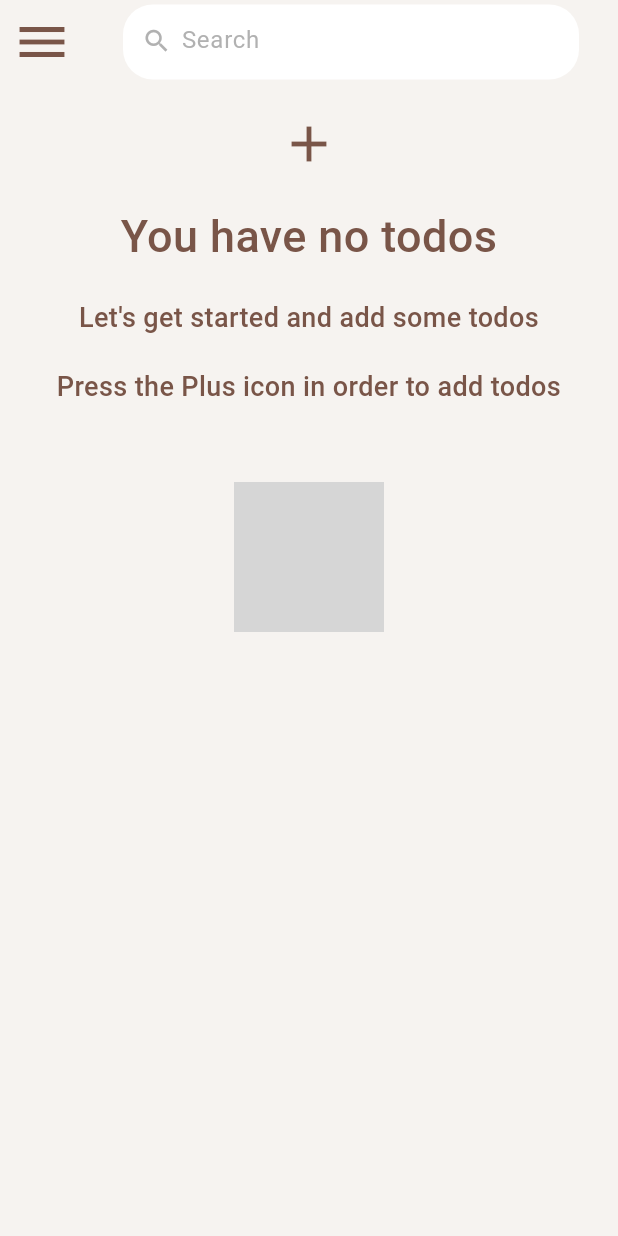
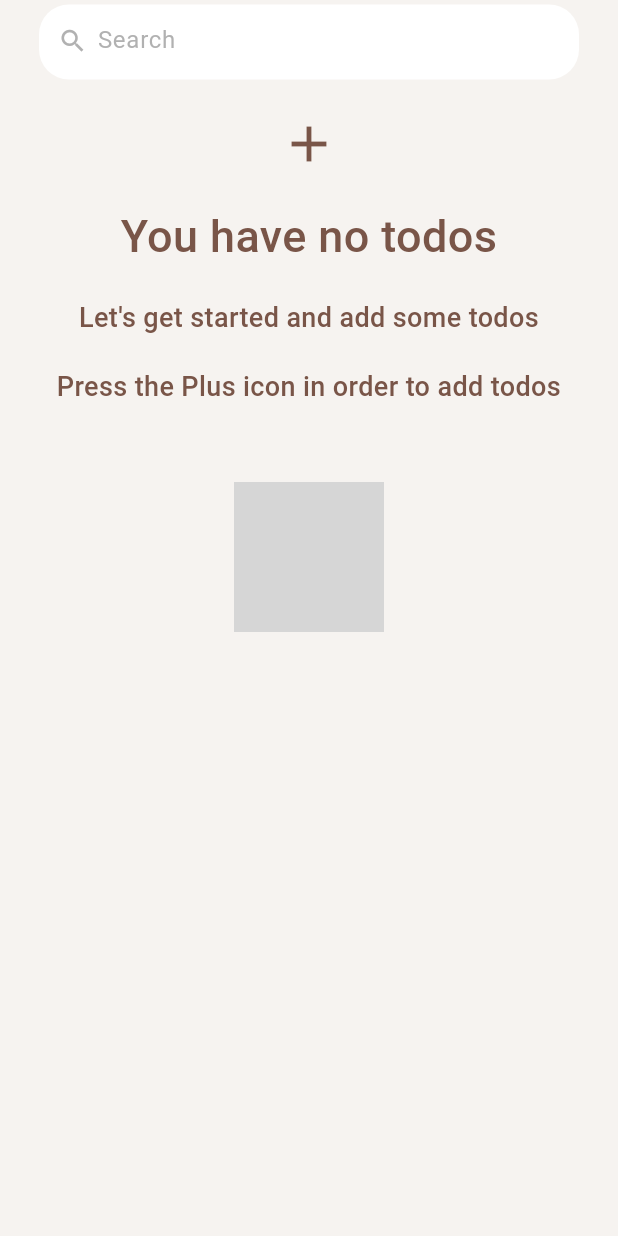
Before and after one commit to OvidiuTo/ToDos, a Flutter app: the screen it shows after launch, on a phone screen of 412 x 824 dp. Run offline on Flutter 3.47's test engine with Material 2 defaults, Android fonts, the light colour scheme and no system bars; drawn by our look-alikes of flutter_advanced_drawer; our stand-ins replace shared_preferences; statements that could not run were skipped; grey boxes are pictures that could not be loaded.

Commit message:
Final version
Removed drawer since it was unnecessary.
Cleaned up code.

```diff
--- a/lib/Homepage/homepage.dart
+++ b/lib/homepage.dart
@@ -1,12 +1,8 @@
 import 'dart:convert';
-
 import 'package:flutter/material.dart';
 import 'package:flutter/services.dart';
-import 'package:flutter_advanced_drawer/flutter_advanced_drawer.dart';
-import 'package:flutter_launcher_icons/xml_templates.dart';
 import 'package:shared_preferences/shared_preferences.dart';
-
-import '../model/todo.dart';
+import 'model/todo.dart';
 
 class Homepage extends StatefulWidget {
   const Homepage({super.key});
@@ -19,11 +15,9 @@ class _HomepageState extends State<Homepage> {
   final _todoController = TextEditingController();
   List<ToDo> list = <ToDo>[];
   List _foundTodo = [];
-
   var todoLength;
 
   late SharedPreferences sharedPreferences;
-  final _advancedDrawerController = AdvancedDrawerController();
 
   @override
   void initState() {
@@ -42,23 +36,6 @@ class _HomepageState extends State<Homepage> {
 
   @override
   Widget build(BuildContext context) {
-    return AdvancedDrawer(
-      backdropColor: const Color(0xff795548),
-      controller: _advancedDrawerController,
-      animationCurve: Curves.easeInOut,
-      animationDuration: const Duration(milliseconds: 300),
-      animateChildDecoration: true,
-      rtlOpening: false,
-      disabledGestures: false,
-      childDecoration: const BoxDecoration(
-        borderRadius: BorderRadius.all(Radius.circular(16)),
-      ),
-      drawer: drawer(),
-      child: scaffold(),
-    );
-  }
-
-  Widget scaffold() {
     return Scaffold(
       resizeToAvoidBottomInset: false,
       backgroundColor: const Color(0xfff6f3f0),
@@ -286,83 +263,9 @@ class _HomepageState extends State<Homepage> {
 
   AppBar appBar() {
     return AppBar(
-      leading: IconButton(
-        onPressed: _handleMenuButtonPressed,
-        icon: ValueListenableBuilder<AdvancedDrawerValue>(
-          valueListenable: _advancedDrawerController,
-          builder: (_, value, __) {
-            return AnimatedSwitcher(
-              duration: Duration(milliseconds: 250),
-              child: Icon(
-                value.visible ? Icons.clear : Icons.menu,
-                size: 40,
-                color: Color(0xff795548),
-                key: ValueKey<bool>(value.visible),
-              ),
-            );
-          },
-        ),
-      ),
       title: searchBox(),
       backgroundColor: const Color(0xfff6f3f0),
     );
-  }
-
-  Drawer drawer() {
-    return Drawer(
-      width: 200,
-      backgroundColor: const Color(0xff795548),
-      child: ListView(
-        padding: EdgeInsets.zero,
-        children: [
-          DrawerHeader(
-            decoration: const BoxDecoration(color: Color(0xff795548)),
-            child: Material(
-              color: const Color(0xff795548),
-              child: Image.asset(
-                "assets/images/appIcon_brown.png",
-              ),
-            ),
-          ),
-          const ListTile(
-            leading: Icon(
-              Icons.checklist,
-              color: Color(0xfff6f3f0),
-              size: 30,
-            ),
-            title: Text(
-              "Tasks",
-              style: TextStyle(
-                  color: Color(0xfff6f3f0),
-                  fontSize: 20,
-                  fontWeight: FontWeight.w700),
-            ),
-            onTap: null,
-          ),
-          const ListTile(
-            leading: Icon(
-              Icons.local_grocery_store,
-              color: Color(0xfff6f3f0),
-              size: 30,
-            ),
-            title: Text(
-              "Groceries",
-              style: TextStyle(
-                  color: Color(0xfff6f3f0),
-                  fontSize: 20,
-                  fontWeight: FontWeight.w700),
-            ),
-            onTap: null,
-          )
-        ],
-      ),
-    );
-  }
-
-  void _handleMenuButtonPressed() {
-    // NOTICE: Manage Advanced Drawer state through the Controller.
-    _advancedDrawerController.value = AdvancedDrawerValue.visible();
-    _advancedDrawerController.showDrawer();
   }
 
   void _handleToDoChange(ToDo item) {
--- a/lib/main.dart
+++ b/lib/main.dart
@@ -1,5 +1,5 @@
 import 'package:flutter/material.dart';
-import 'package:todo/Homepage/homepage.dart';
+import 'package:todo/homepage.dart';
 
 void main() {
   runApp(const MyApp());
@@ -17,7 +17,7 @@ class MyApp extends StatelessWidget {
       theme: ThemeData(
         useMaterial3: true,
       ),
-      home: Homepage(),
+      home: const Homepage(),
     );
   }
 }
--- a/pubspec.yaml
+++ b/pubspec.yaml
@@ -39,8 +39,6 @@ dependencies:
   flutter_launcher_icons: ^0.11.0
   flutter_native_splash: ^2.2.16
   shared_preferences: ^2.0.15
-  drag_and_drop_lists: ^0.3.3
-  flutter_advanced_drawer: ^1.3.2
 
 dev_dependencies:
 
```
Also changed, not shown: pubspec.lock.
